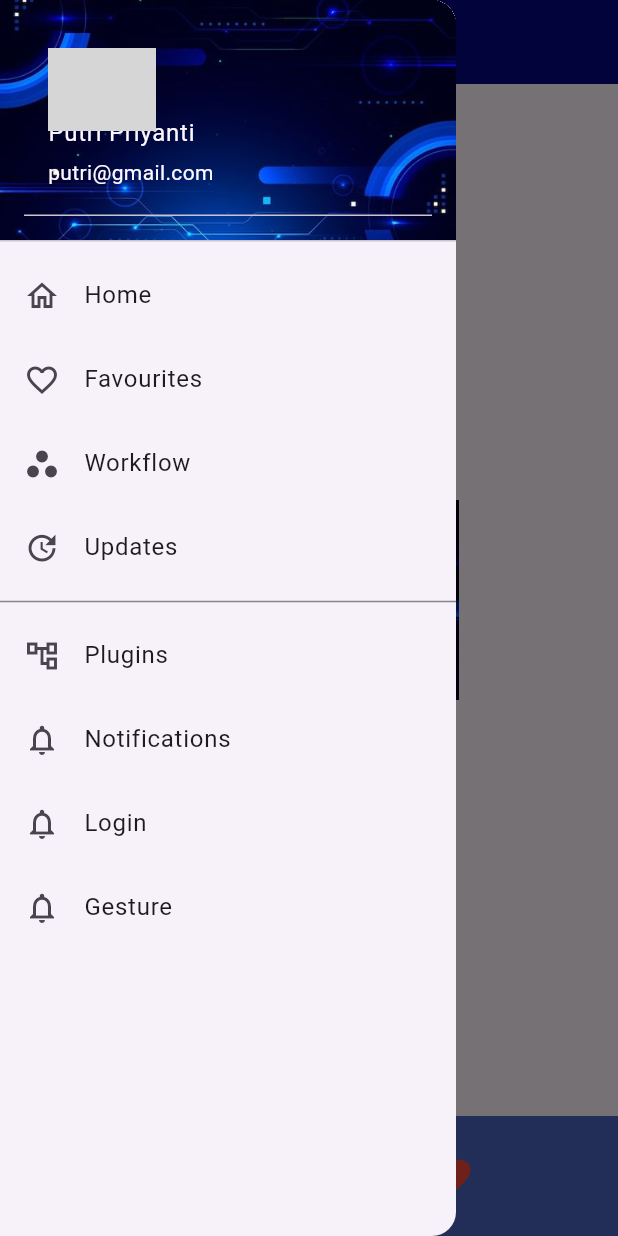
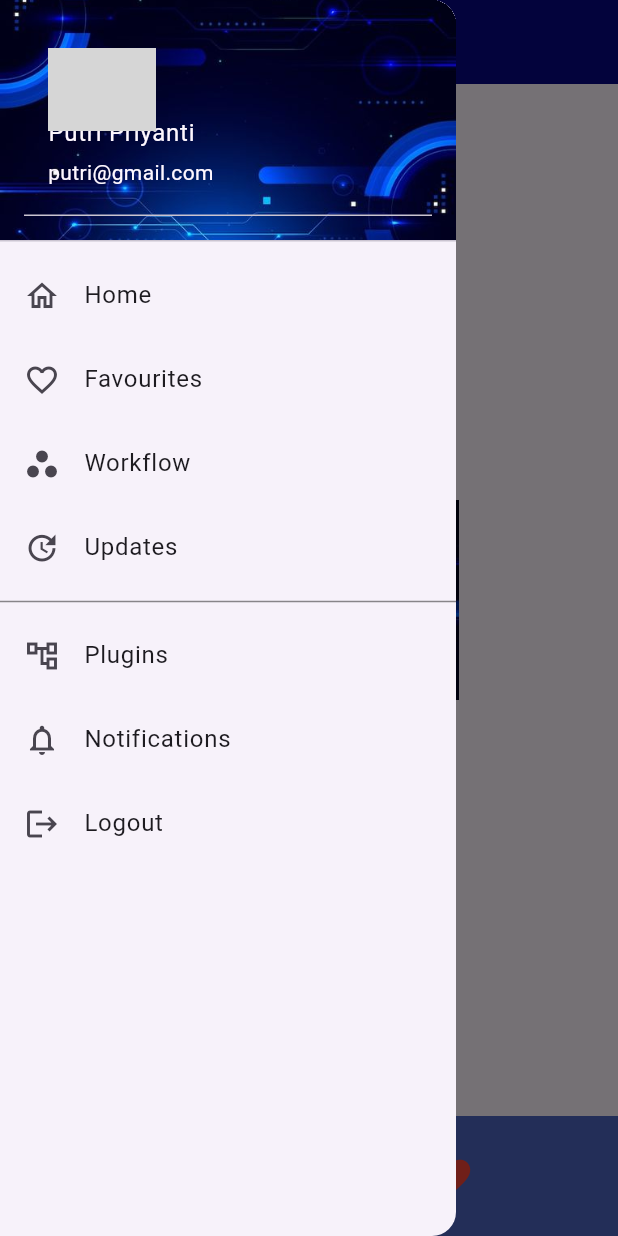
Before and after one commit to putri6/MOBILE, a Flutter app: the screen it shows after launch, with the side drawer open, on a phone screen of 412 x 824 dp. Run offline on Flutter 3.47's test engine with Material 3 defaults, Android fonts, the phone set to English and light mode, and no system bars; grey boxes are pictures that could not be loaded.

Commit message:
Update main.dart

```diff
--- a/lib/main.dart
+++ b/lib/main.dart
@@ -135,7 +135,10 @@ class HomeScreen extends StatelessWidget {
                 ListTile(
                   leading: const Icon(Icons.update),
                   title: const Text('Updates'),
-                  onTap: () {},
+                  onTap: () {
+                   Navigator.pop(context);
+                    Navigator.push(context, MaterialPageRoute(builder: (context) => const GestureScreen()),);
+                  },
                 ),
                 const Divider(color: Colors.black45,),
                 ListTile(
@@ -152,19 +155,17 @@ class HomeScreen extends StatelessWidget {
                   },
                 ),
                 ListTile(
-                  leading: const Icon(Icons.notifications_outlined),
-                  title: const Text('Login'),
+                  leading: const Icon(Icons.logout),
+                  title: const Text('Logout'),
                   onTap: () {
+                    // Add your logout logic here
+                    // For example, clearing user session, navigating to login page, etc.
+
                     Navigator.pop(context);
-                    Navigator.push(context, MaterialPageRoute(builder: (context) => const SignupPage()),);
-                  },
-                ),
-                ListTile(
-                  leading: const Icon(Icons.notifications_outlined),
-                  title: const Text('Gesture'),
-                  onTap: () {
-                    Navigator.pop(context);
-                    Navigator.push(context, MaterialPageRoute(builder: (context) => const Gesture_screen()),);
+                    Navigator.pushReplacement(
+                      context,
+                      MaterialPageRoute(builder: (context) => const SignupPage()),
+                    );
                   },
                 ),
               ],
```
